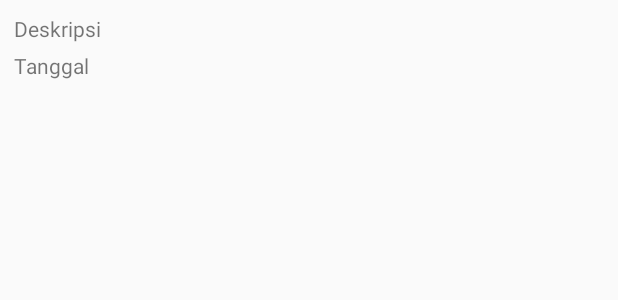
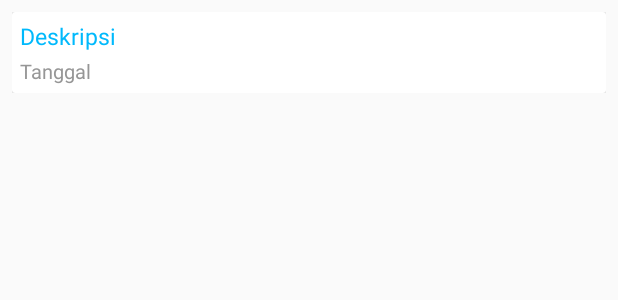
Before and after one commit to gopla/cek-resi, an Android app: the layout item_resi_all.xml on its own in the app's theme, with its tools: preview values and no code run, on a phone screen of 412 x 824 dp. Shown: the top 300 px of the screen. Run offline under Robolectric (Android 15) with nearby library versions, the phone set to English and light mode, and no system bars.

Commit message:
fix the view

```diff
--- a/app/src/main/AndroidManifest.xml
+++ b/app/src/main/AndroidManifest.xml
@@ -1,6 +1,7 @@
 <?xml version="1.0" encoding="utf-8"?>
 <manifest xmlns:android="http://schemas.android.com/apk/res/android"
     package="id.aqib.resicheck">
+
     <uses-permission android:name="android.permission.INTERNET" />
 
     <application
@@ -11,6 +12,8 @@
         android:supportsRtl="true"
         android:theme="@style/AppTheme">
         <activity android:name=".ui.MainActivity">
+        </activity>
+        <activity android:name=".ui.SplashActivity">
             <intent-filter>
                 <action android:name="android.intent.action.MAIN" />
 
--- a/app/src/main/res/layout/item_resi_all.xml
+++ b/app/src/main/res/layout/item_resi_all.xml
@@ -1,18 +1,35 @@
 <?xml version="1.0" encoding="utf-8"?>
 <androidx.constraintlayout.widget.ConstraintLayout xmlns:android="http://schemas.android.com/apk/res/android"
     android:layout_width="match_parent"
-    android:layout_height="70dp"
-    android:padding="9dp"
+    android:layout_height="wrap_content"
+    android:paddingLeft="8dp"
+    android:paddingRight="8dp"
+    android:layout_marginTop="8dp"
     xmlns:app="http://schemas.android.com/apk/res-auto">
+
+    <androidx.cardview.widget.CardView
+        android:id="@+id/cardView3"
+        android:layout_width="match_parent"
+        android:layout_height="wrap_content"
+        android:padding="5dp"
+        app:layout_constraintStart_toStartOf="parent"
+        app:layout_constraintEnd_toEndOf="parent"
+        app:layout_constraintTop_toTopOf="parent"
+        >
+
+        <RelativeLayout
+            android:layout_width="match_parent"
+            android:layout_height="wrap_content"
+            android:padding="5dp"
+            >
 
             <TextView
                 android:id="@+id/tanggalAll"
                 android:layout_width="wrap_content"
                 android:layout_height="wrap_content"
                 android:text="Deskripsi"
-        android:textSize="14dp"
-        app:layout_constraintTop_toTopOf="parent"
-        app:layout_constraintStart_toStartOf="parent"
+                android:textColor="@color/colorPrimary"
+                android:textSize="15dp"
                 />
 
 
@@ -21,9 +38,14 @@
                 android:layout_width="wrap_content"
                 android:layout_height="wrap_content"
                 android:text="Tanggal"
-        android:layout_marginTop="5dp"
-        android:textSize="14dp"
-        app:layout_constraintTop_toBottomOf="@id/tanggalAll"
-        app:layout_constraintStart_toStartOf="parent"
+                android:layout_below="@id/tanggalAll"
+                android:layout_marginTop="3dp"
+                android:textSize="13dp"
+                android:textColor="#969696"
                 />
+
+        </RelativeLayout>
+
+    </androidx.cardview.widget.CardView>
+
 </androidx.constraintlayout.widget.ConstraintLayout>
--- a/app/src/main/res/values/colors.xml
+++ b/app/src/main/res/values/colors.xml
@@ -1,6 +1,7 @@
 <?xml version="1.0" encoding="utf-8"?>
 <resources>
-    <color name="colorPrimary">#6200EE</color>
+    <color name="colorPrimary">#00b9fc</color>
     <color name="colorPrimaryDark">#3700B3</color>
-    <color name="colorAccent">#03DAC5</color>
+    <color name="colorAccent">#5fdea9</color>
+
 </resources>
--- a/app/src/main/res/values/styles.xml
+++ b/app/src/main/res/values/styles.xml
@@ -1,7 +1,7 @@
 <resources>
 
     <!-- Base application theme. -->
-    <style name="AppTheme" parent="Theme.AppCompat.Light.DarkActionBar">
+    <style name="AppTheme" parent="Theme.AppCompat.Light.NoActionBar">
         <!-- Customize your theme here. -->
         <item name="colorPrimary">@color/colorPrimary</item>
         <item name="colorPrimaryDark">@color/colorPrimaryDark</item>
```
Also changed, not shown: app/src/main/java/id/aqib/resicheck/ui/MainActivity.java (+29 -2 lines), app/src/main/java/id/aqib/resicheck/ui/SplashActivity.java (added, +32 -0 lines), app/src/main/res/layout/activity_main.xml (+70 -36 lines), app/src/main/res/layout/activity_splash.xml (added, +20 -0 lines), app/src/main/res/layout/item_resi_jnt.xml (+32 -8 lines), app/src/main/res/drawable-v24/splash.png (added), app/src/main/res/drawable/gambar.jpg (added). Lines whose indentation alone changed are shown as unchanged.
